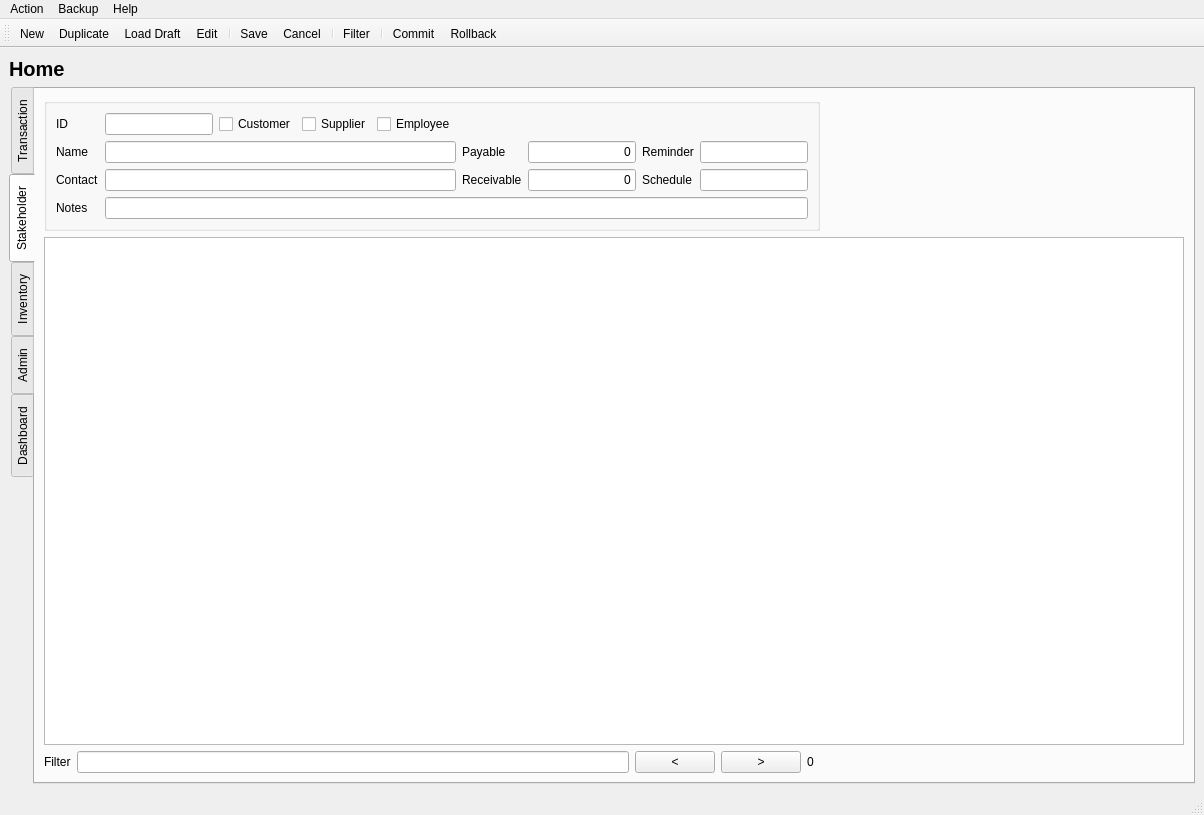
Old version of the form ui_main.ui in the repository aasem-research-work/aasem-hk.
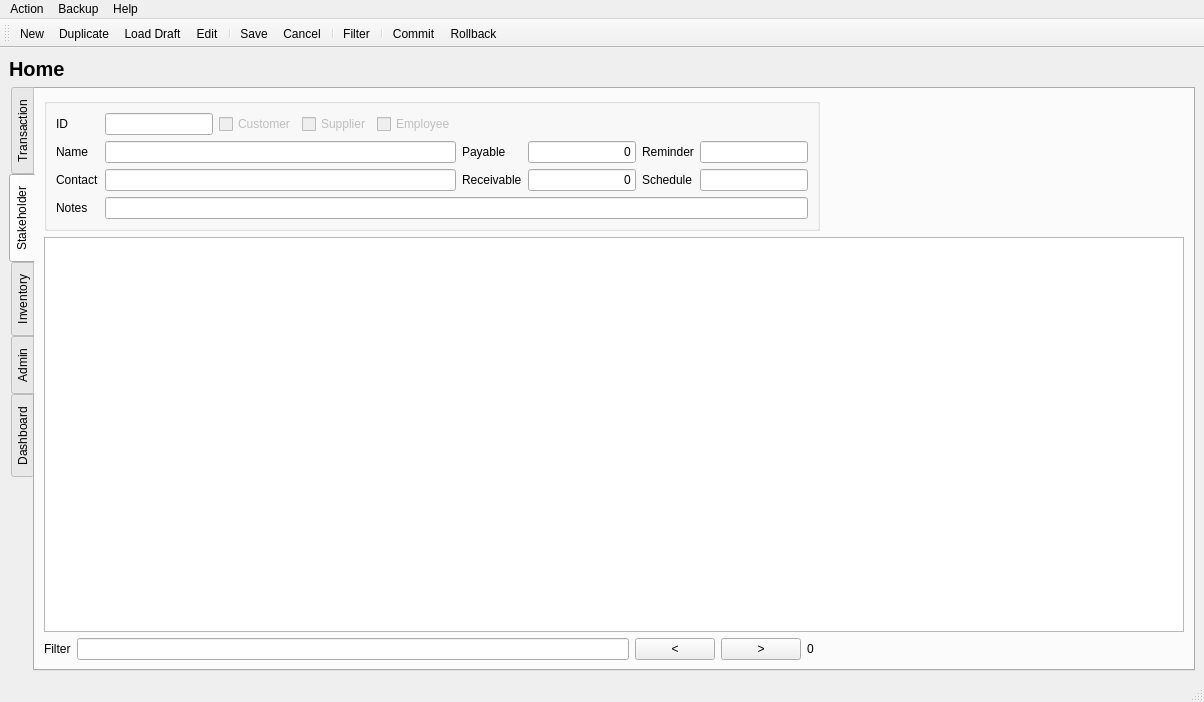
New version of the form. The open tabs and pages were chosen to show the change. Icons and pictures are not drawn.

Commit message: enable disable widget as per menu

Patch:
```diff
--- a/ui_main.ui
+++ b/ui_main.ui
@@ -7,7 +7,7 @@
     <x>0</x>
     <y>0</y>
     <width>1204</width>
-    <height>815</height>
+    <height>694</height>
    </rect>
   </property>
   <property name="windowTitle">
@@ -667,6 +667,9 @@
              </item>
              <item row="0" column="1">
               <widget class="QCheckBox" name="checkBox_IsCustomer">
+               <property name="enabled">
+                <bool>false</bool>
+               </property>
                <property name="text">
                 <string>Customer</string>
                </property>
@@ -674,6 +677,9 @@
              </item>
              <item row="0" column="2">
               <widget class="QCheckBox" name="checkBox_IsSupplier">
+               <property name="enabled">
+                <bool>false</bool>
+               </property>
                <property name="text">
                 <string>Supplier</string>
                </property>
@@ -681,6 +687,9 @@
              </item>
              <item row="0" column="3">
               <widget class="QCheckBox" name="checkBox_IsEmployee">
+               <property name="enabled">
+                <bool>false</bool>
+               </property>
                <property name="text">
                 <string>Employee</string>
                </property>
```
Left out of the diff: 8 changed lines with no effect on the pictures. The commit also changes 4 other files.
